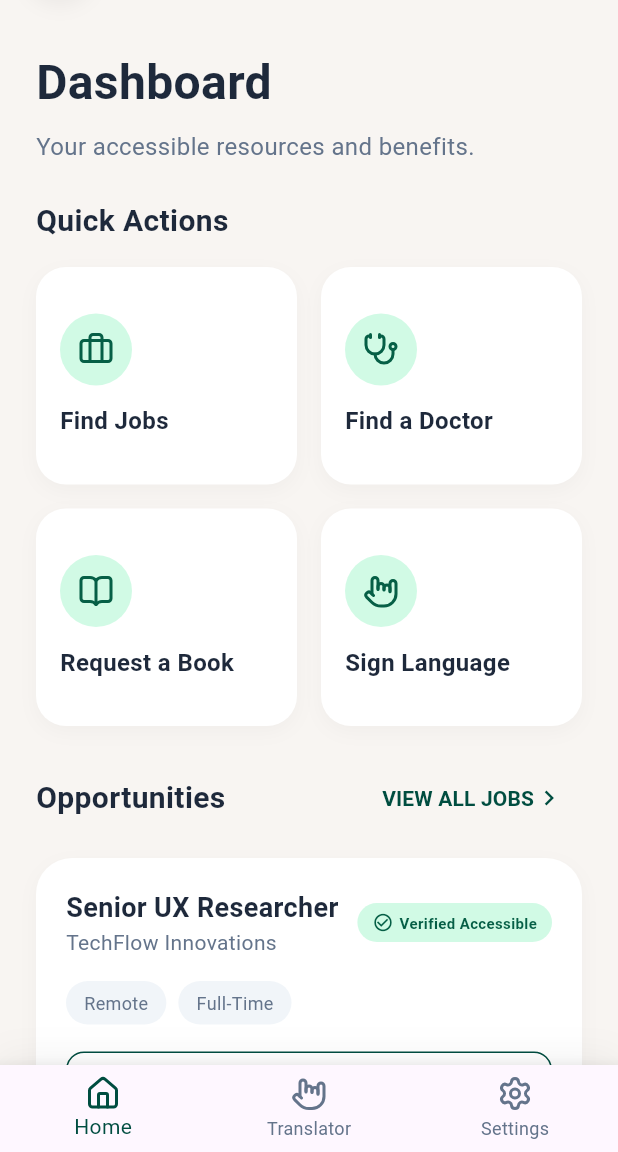
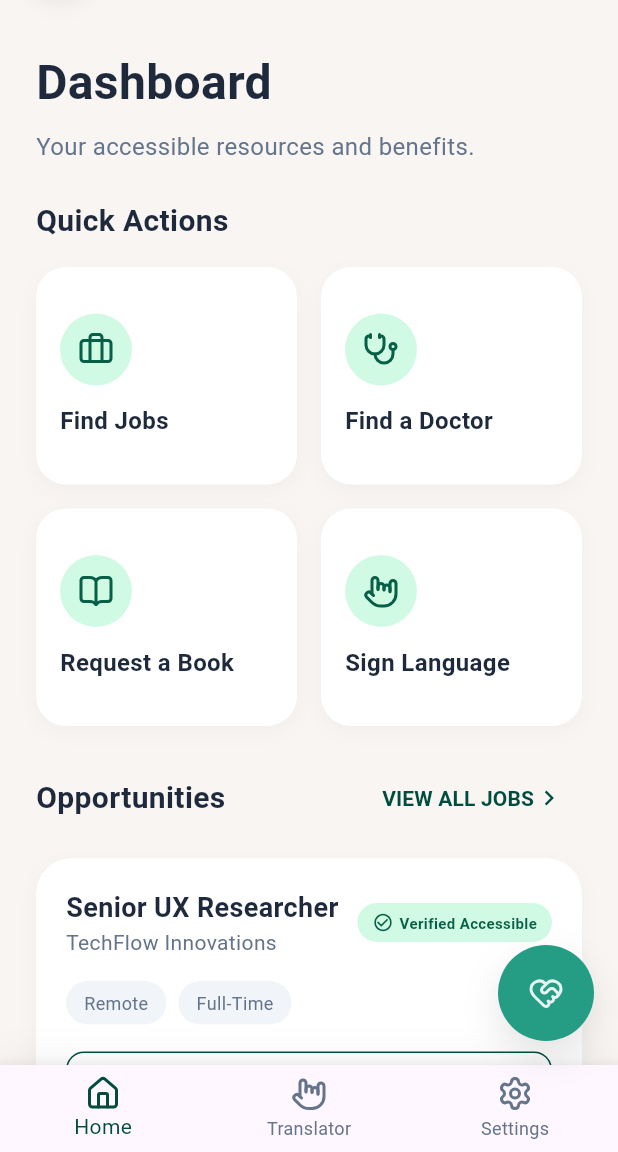
Before and after one commit to Hendawy44165/sanad, a Flutter app: the screen it shows after launch, on a phone screen of 412 x 824 dp, the part 84-1236 px from its top. Run offline on Flutter 3.47's test engine with Material 3 defaults, Android fonts, the phone set to English and light mode, and no system bars; our stand-ins replace flutter_dotenv, flutter_local_notifications, flutter_riverpod, get_it, go_router, image_picker and 4 more; accounts and stored records are empty.

Commit message:
added the sanad signature button UI to the dashboard

```diff
--- a/frontend/lib/features/dashboard/presentation/screens/dashboard_screen.dart
+++ b/frontend/lib/features/dashboard/presentation/screens/dashboard_screen.dart
@@ -2,6 +2,7 @@ import 'package:flutter/material.dart';
 import 'package:flutter_riverpod/flutter_riverpod.dart';
 import 'package:lucide_icons/lucide_icons.dart';
 import 'package:go_router/go_router.dart';
+import 'package:sanad/core/theme/app_colors.dart';
 import '../../../../l10n/app_localizations.dart';
 
 class DashboardScreen extends ConsumerStatefulWidget {
@@ -32,7 +33,33 @@ class _DashboardScreenState extends ConsumerState<DashboardScreen> {
           ],
         ),
       ),
+      floatingActionButton: _buildSanadFloatingButton(),
       bottomNavigationBar: _buildBottomNavigationBar(),
+    );
+  }
+
+  Widget _buildSanadFloatingButton() {
+    return Container(
+      width: 64,
+      height: 64,
+      decoration: BoxDecoration(
+        color: AppColors.primary,
+        shape: BoxShape.circle,
+        boxShadow: [
+          BoxShadow(
+            color: Colors.black.withValues(alpha: 0.1),
+            blurRadius: 20,
+            offset: const Offset(0, 10),
+          ),
+        ],
+      ),
+      child: IconButton(
+        icon: const Icon(
+          LucideIcons.heartHandshake,
+          color: AppColors.secondary,
+        ),
+        onPressed: () {},
+      ),
     );
   }
 
--- a/frontend/lib/main.dart
+++ b/frontend/lib/main.dart
@@ -6,6 +6,7 @@ import 'package:flutter_localizations/flutter_localizations.dart';
 import 'package:sanad/l10n/app_localizations.dart';
 import 'package:sanad/core/providers/locale_provider.dart';
 import 'package:sanad/core/router/router.dart';
+import 'package:supabase_flutter/supabase_flutter.dart';
 
 void main() async {
   WidgetsFlutterBinding.ensureInitialized();
@@ -13,6 +14,11 @@ void main() async {
   await dotenv.load(fileName: ".env");
 
   await configureDependencies();
+
+  await Supabase.initialize(
+    url: dotenv.env["SUPABASE_URL"]!,
+    anonKey: dotenv.env["SUPABASE_ANON_KEY"]!,
+  );
 
   runApp(ProviderScope(child: const SanadApp()));
 }
```
